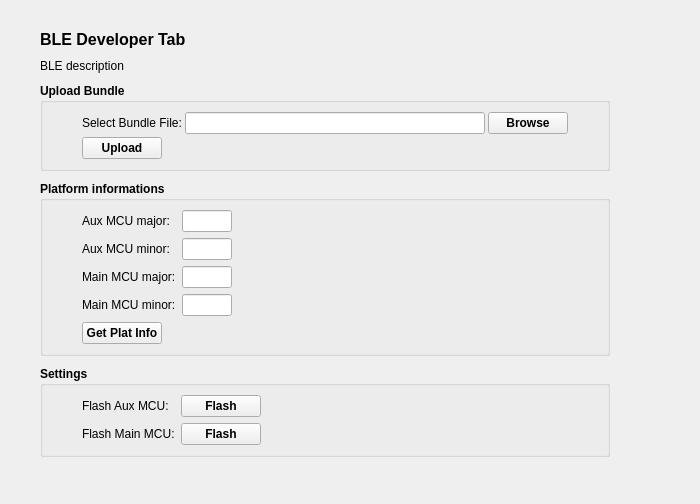
First picture: the form in src/BleDev.ui, repository mooltipass/moolticute, before the edit.
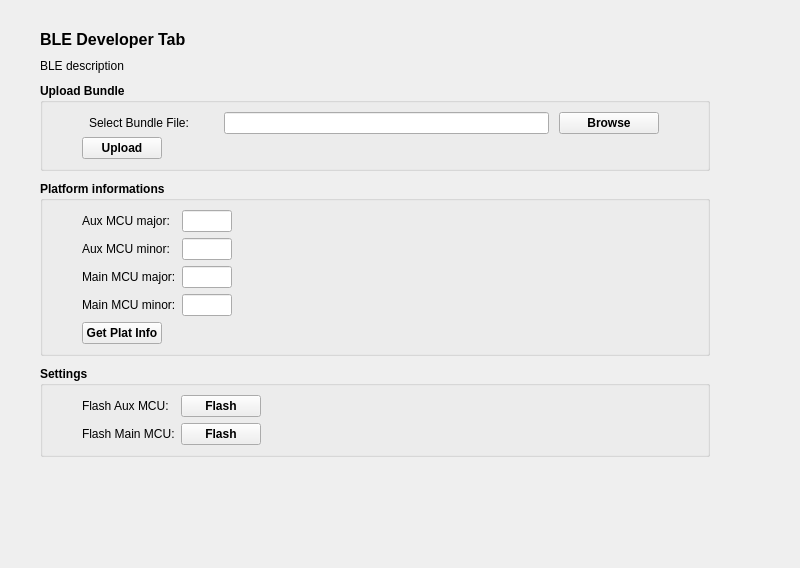
Second picture: the form after the edit.

Commit message: #383 Adjust BLE dev tab widgets to fit on Linux

```diff
--- a/src/BleDev.ui
+++ b/src/BleDev.ui
@@ -6,13 +6,13 @@
    <rect>
     <x>0</x>
     <y>0</y>
-    <width>700</width>
-    <height>504</height>
+    <width>800</width>
+    <height>568</height>
    </rect>
   </property>
   <property name="maximumSize">
    <size>
-    <width>700</width>
+    <width>800</width>
     <height>16777215</height>
    </size>
   </property>
@@ -112,9 +112,15 @@
         </property>
         <item>
          <widget class="QLabel" name="label_bundleText">
+          <property name="sizePolicy">
+           <sizepolicy hsizetype="Expanding" vsizetype="Expanding">
+            <horstretch>0</horstretch>
+            <verstretch>0</verstretch>
+           </sizepolicy>
+          </property>
           <property name="maximumSize">
            <size>
-            <width>100</width>
+            <width>125</width>
             <height>16777215</height>
            </size>
           </property>
@@ -139,7 +145,7 @@
           </property>
           <property name="maximumSize">
            <size>
-            <width>300</width>
+            <width>325</width>
             <height>16777215</height>
            </size>
           </property>
@@ -158,7 +164,7 @@
          <widget class="QPushButton" name="btnFileBrowser">
           <property name="maximumSize">
            <size>
-            <width>80</width>
+            <width>100</width>
             <height>16777215</height>
            </size>
           </property>
```
Left out of the diff: 3 changed lines with no effect on the pictures. The commit also changes 1 other file.
